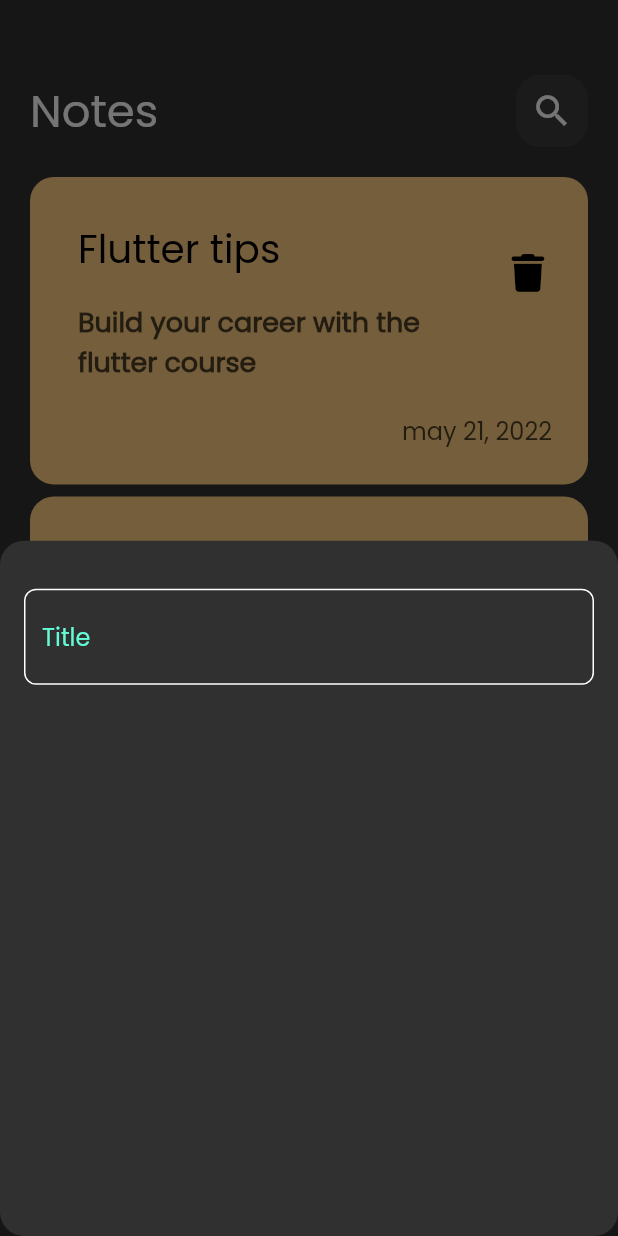
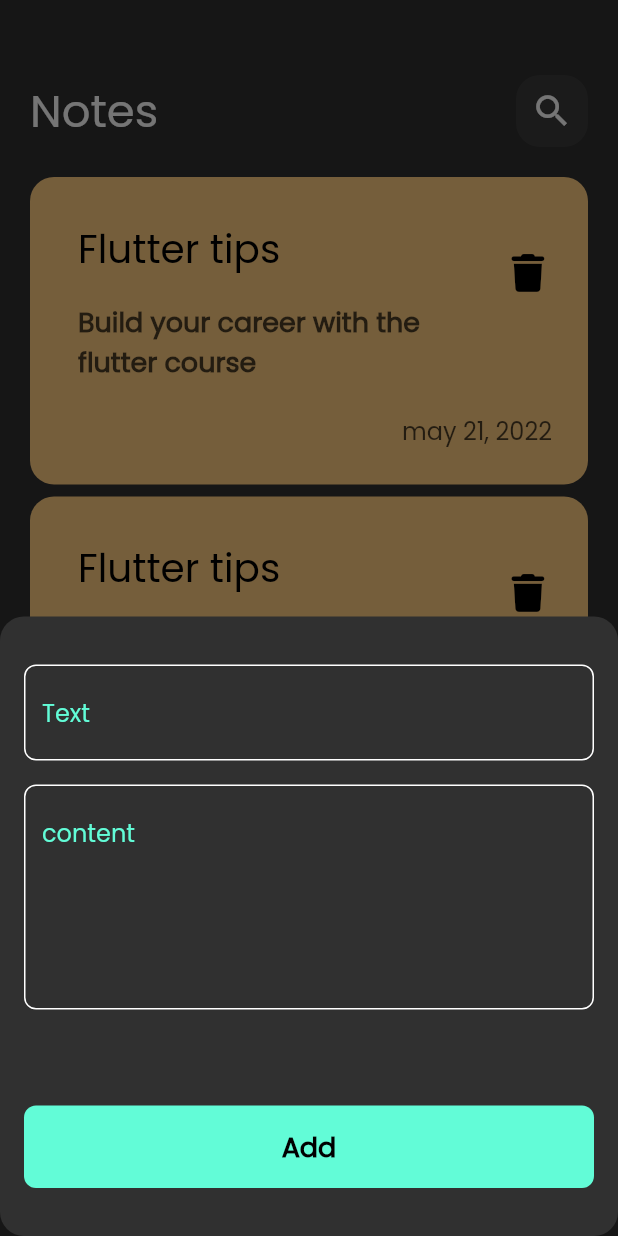
Before and after one commit to He-ema/Notes_app, a Flutter app: the screen it shows after launch, after a tap on the "add" icon, on a phone screen of 412 x 824 dp. Run offline on Flutter 3.47's test engine with Material 2 defaults, Android fonts, the phone set to English and light mode, and no system bars; our stand-ins replace font_awesome_flutter.

Commit message:
finish notes bottom sheet

```diff
--- a/lib/views/widgets/add_note_buttom_sheet.dart
+++ b/lib/views/widgets/add_note_buttom_sheet.dart
@@ -1,17 +1,35 @@
 import 'package:flutter/material.dart';
+import 'package:noteapp/constants.dart';
 import 'package:noteapp/views/widgets/custom_text_field.dart';
+
+import 'custom_buttom.dart';
 
 class AddNoteButtomSheet extends StatelessWidget {
   const AddNoteButtomSheet({super.key});
 
   @override
   Widget build(BuildContext context) {
-    return Padding(
+    return const Padding(
       padding: EdgeInsets.symmetric(horizontal: 16, vertical: 32),
-      child: Column(
-        children: [
-          CustomTextField(),
-        ],
+      child: SingleChildScrollView(
+        child: Column(
+          children: [
+            CustomTextField(
+              hint: 'Text',
+            ),
+            SizedBox(
+              height: 16,
+            ),
+            CustomTextField(
+              hint: 'content',
+              maxLines: 5,
+            ),
+            SizedBox(
+              height: 64,
+            ),
+            CustomButton(),
+          ],
+        ),
       ),
     );
   }
--- /dev/null
+++ b/lib/views/widgets/custom_buttom.dart
@@ -0,0 +1,25 @@
+import 'package:flutter/material.dart';
+
+import '../../constants.dart';
+
+class CustomButton extends StatelessWidget {
+  const CustomButton({super.key});
+
+  @override
+  Widget build(BuildContext context) {
+    return Container(
+      width: MediaQuery.of(context).size.width,
+      height: 55,
+      decoration: BoxDecoration(
+        color: KPrimaryColor,
+        borderRadius: BorderRadius.circular(8),
+      ),
+      child: const Center(
+          child: Text(
+        'Add',
+        style: TextStyle(
+            fontSize: 18, color: Colors.black, fontWeight: FontWeight.bold),
+      )),
+    );
+  }
+}
--- a/lib/views/widgets/custom_text_field.dart
+++ b/lib/views/widgets/custom_text_field.dart
@@ -3,15 +3,18 @@ import 'package:flutter/material.dart';
 import '../../constants.dart';
 
 class CustomTextField extends StatelessWidget {
-  const CustomTextField({super.key});
+  const CustomTextField({super.key, required this.hint, this.maxLines = 1});
 
+  final String hint;
+  final int maxLines;
   @override
   Widget build(BuildContext context) {
     return TextField(
       cursorColor: KPrimaryColor,
+      maxLines: maxLines,
       decoration: InputDecoration(
         border: buildBorder(),
-        hintText: 'Title',
+        hintText: hint,
         hintStyle: TextStyle(color: KPrimaryColor),
         enabledBorder: buildBorder(),
         focusedBorder: buildBorder(KPrimaryColor),
```
